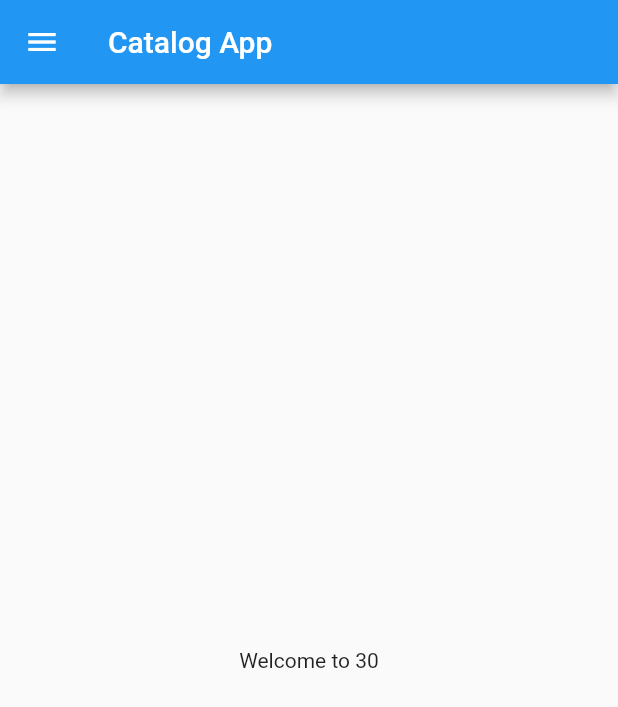
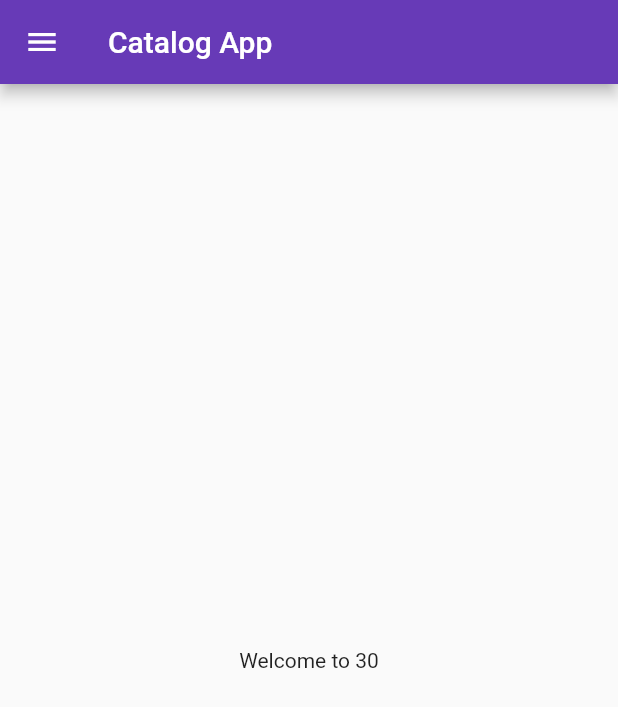
Before and after one commit to AndroidDeveloper3005/flutter-basic-dart-30-days, a Flutter app: the screen it shows after launch, on a phone screen of 412 x 824 dp. Shown: the top 707 px of the screen. Run offline on Flutter 3.47's test engine with Material 2 defaults, Android fonts, the phone set to English and light mode, and no system bars; missing offline and left inert: dart:html.

Commit message:
all day three work done

```diff
--- a/lib/main.dart
+++ b/lib/main.dart
@@ -1,4 +1,5 @@
 import 'package:flutter/material.dart';
+import 'package:flutter_basic/pages/login_page.dart';
 import 'pages/home_page.dart';
 
 void main() {
@@ -11,7 +12,20 @@ class MyApp extends StatelessWidget {
     bringFish(bag: true, taka: 50);
     bringCat(bag: true, taka: 120);
 
-    return MaterialApp(home: HomePage());
+    return MaterialApp(
+      //home: HomePage(),
+      //theme
+      themeMode: ThemeMode.light,
+      theme: ThemeData(primarySwatch: Colors.deepPurple),
+      darkTheme: ThemeData(brightness: Brightness.dark),
+      //routes
+      initialRoute: "/home",
+      routes: {
+        "/": (context) => LoginPage(),
+        "/home": (context) => HomePage(),
+        "/login": (context) => LoginPage(),
+      },
+    );
   }
 
   bringFish({bool bag = false, int taka = 100}) {
```
Also changed, not shown: lib/pages/login_page.dart (added, +18 -0 lines).
